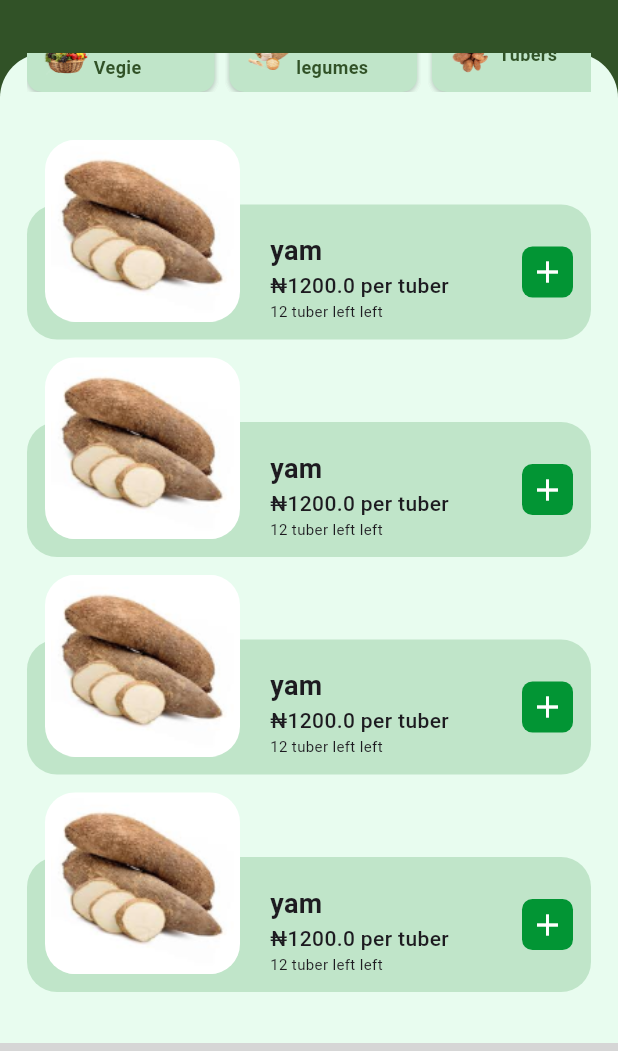
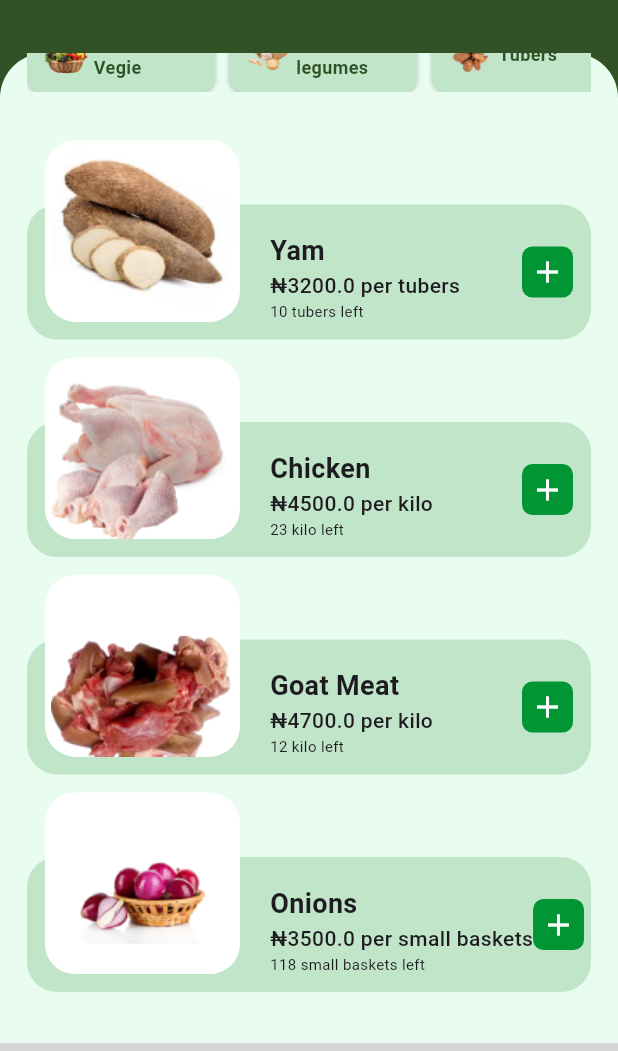
Before and after one commit to akeniade123/farmtodish, a Flutter app: the ProductScreen screen opened by its route, scrolled down 148 dp, on a phone screen of 412 x 824 dp, the part 97-1148 px from its top. Run offline on Flutter 3.47's test engine with Material 3 defaults, Android fonts, the phone set to English and light mode, and no system bars; our stand-ins replace awesome_bottom_bar, card_swiper, carousel_slider, device_info_plus, firebase_core, flutter_animate and 4 more; accounts and stored records are empty; grey boxes are pictures that could not be loaded.

Commit message:
products

```diff
--- a/lib/Screens/Products/product_screen.dart
+++ b/lib/Screens/Products/product_screen.dart
@@ -210,7 +210,7 @@ class _ProductScreenState extends State<ProductScreen> {
                               fontWeight: FontWeight.w500),
                         ),
                         Text(
-                          "${quantity.toString()} left",
+                          "${quantity.toString()}",
                           style: TextStyle(
                               // color:
                               // FarmToDishTheme.scaffoldBackgroundColor,
--- a/lib/global_objects.dart
+++ b/lib/global_objects.dart
@@ -54,28 +54,28 @@ List<Map<String, dynamic>> productTypeDetails = [
 List<ProductModel> testProducts = [
   ProductModel(
       imageURL: "${assets}yams.png",
-      name: "yam",
-      price: 1200,
+      name: "Yam",
+      price: 3200,
+      quantity: 10,
+      unit: "tubers"),
+  ProductModel(
+      imageURL: "${assets}chicken.png",
+      name: "Chicken",
+      price: 4500,
+      quantity: 23,
+      unit: "kilo"),
+  ProductModel(
+      imageURL: "${assets}goat_meat.png",
+      name: "Goat Meat",
+      price: 4700,
       quantity: 12,
-      unit: "tuber"),
+      unit: "kilo"),
   ProductModel(
-      imageURL: "${assets}yams.png",
-      name: "yam",
-      price: 1200,
-      quantity: 12,
-      unit: "tuber"),
-  ProductModel(
-      imageURL: "${assets}yams.png",
-      name: "yam",
-      price: 1200,
-      quantity: 12,
-      unit: "tuber"),
-  ProductModel(
-      imageURL: "${assets}yams.png",
-      name: "yam",
-      price: 1200,
-      quantity: 12,
-      unit: "tuber"),
+      imageURL: "${assets}onions.png",
+      name: "Onions",
+      price: 3500,
+      quantity: 118,
+      unit: "small baskets"),
 ];
 
 String assets = !(UniversalPlatform.isAndroid) ? "../assets/" : "assets/";
```
Also changed, not shown: assets/chicken.png (added), assets/chilli_pepper.png (added), assets/goat_meat.png (added), assets/onions.png (added), assets/tomato.png (added), assets/water_melon.png (added).
